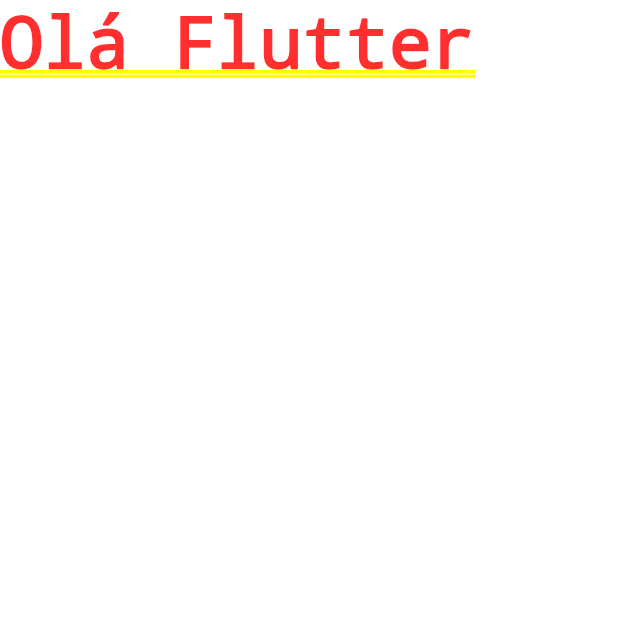
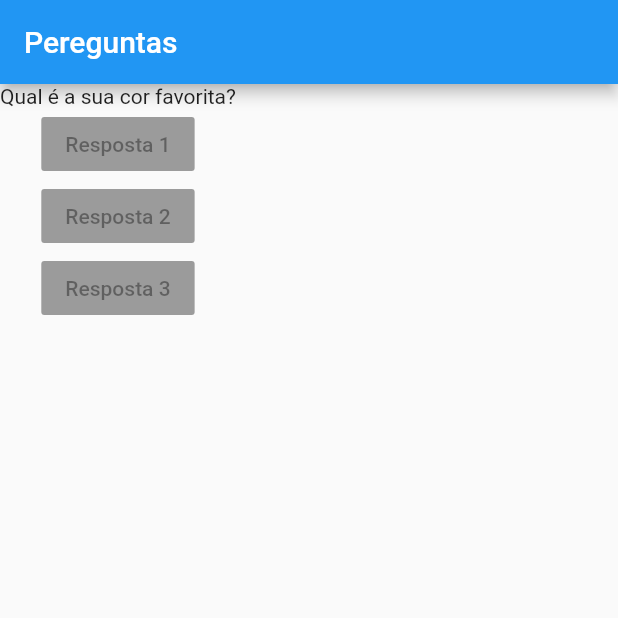
Before and after one commit to CristianoDaSilvaFerreira/perguntas_app, a Flutter app: the screen it shows after launch, on a phone screen of 412 x 824 dp, the top half of it. Run offline on Flutter 3.47's test engine with Material 2 defaults, Android fonts, the phone set to English and light mode, and no system bars.

Commit message:
Update main.dart

```diff
--- a/lib/main.dart
+++ b/lib/main.dart
@@ -3,11 +3,39 @@ import 'package:flutter/material.dart';
 main() => runApp(PerguntaApp());
 
 class PerguntaApp extends StatelessWidget {
+  @override
+  Widget build(BuildContext context) {
+    final perguntas = [
+      'Qual é a sua cor favorita?',
+      'Qual é o seu animal favorito?',
+    ];
 
-@override
-  Widget build(BuildContext context) {
     return MaterialApp(
-      home: Text('Olá Flutter'),
+      debugShowCheckedModeBanner: false,
+      home: Scaffold(
+        appBar: AppBar(
+          title: Text('Pereguntas'),
+        ),
+        body: Column(
+          children: <Widget>[
+            Text(
+              perguntas[0],
+            ),
+            RaisedButton(
+              child: Text('Resposta 1'),
+              onPressed: null,
+            ),
+            RaisedButton(
+              child: Text('Resposta 2'),
+              onPressed: null,
+            ),
+            RaisedButton(
+              child: Text('Resposta 3'),
+              onPressed: null,
+            ),
+          ],
+        ),
+      ),
     );
   }
 }
```
